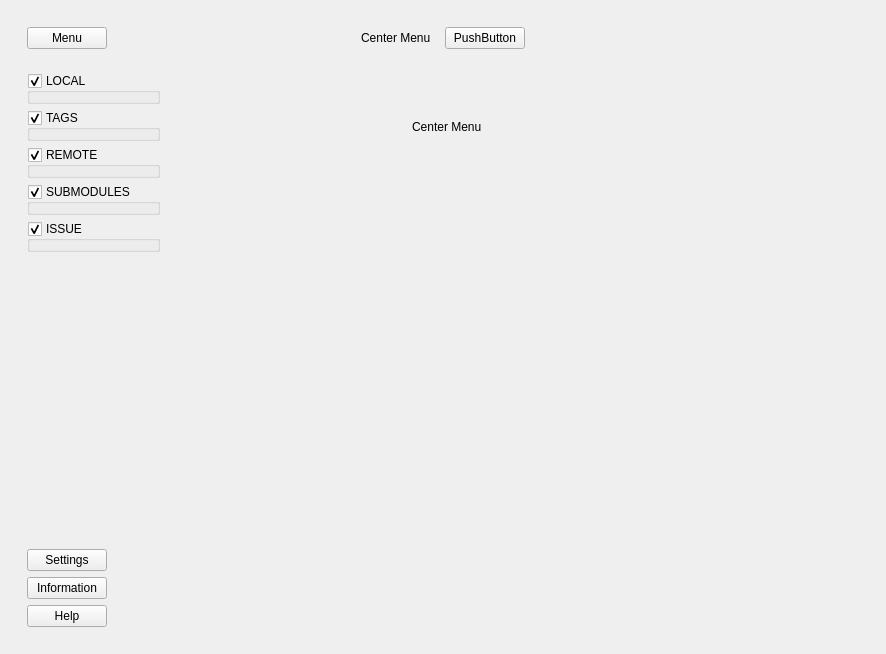
Qt form ui/untitled.ui (Sparrowium/Git-Client) before a commit.
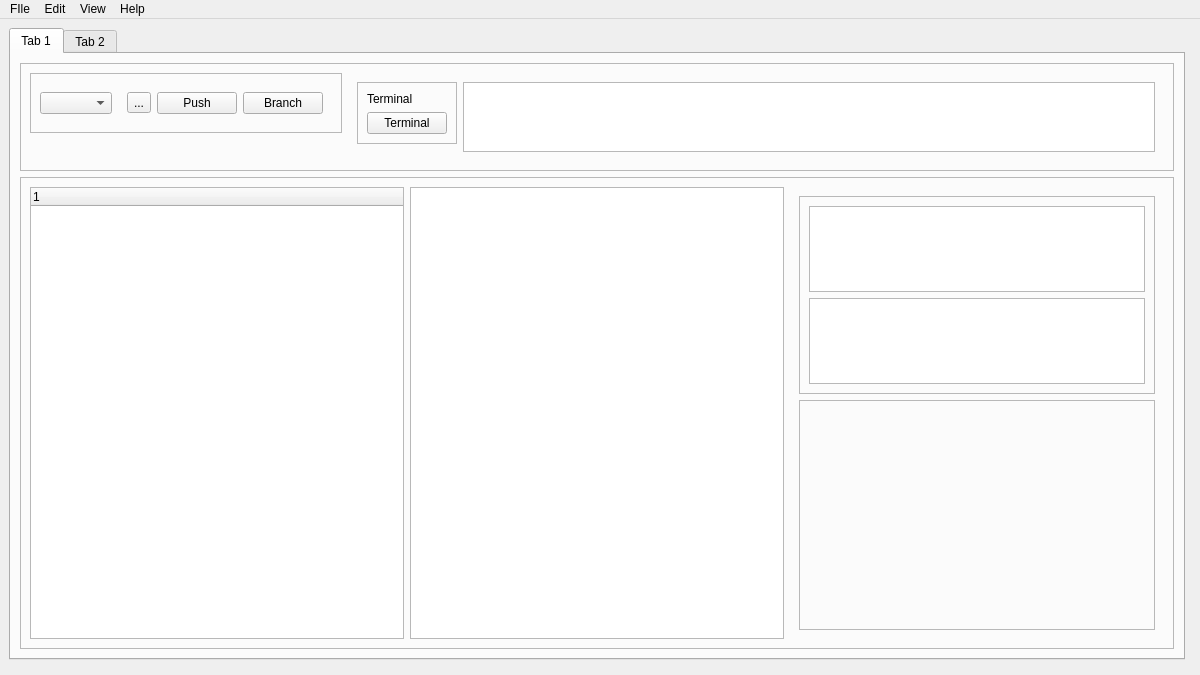
The same form after that commit.

Commit message: Rebuilding the layout to make it easier to visualize

```diff
--- a/ui/untitled.ui
+++ b/ui/untitled.ui
@@ -6,212 +6,301 @@
    <rect>
     <x>0</x>
     <y>0</y>
-    <width>886</width>
-    <height>654</height>
+    <width>1200</width>
+    <height>675</height>
    </rect>
   </property>
+  <property name="minimumSize">
+   <size>
+    <width>854</width>
+    <height>480</height>
+   </size>
+  </property>
   <property name="windowTitle">
    <string>MainWindow</string>
   </property>
   <widget class="QWidget" name="centralwidget">
    <layout class="QGridLayout" name="gridLayout">
-    <item row="0" column="1">
-     <widget class="QWidget" name="centerMenu" native="true">
-      <property name="maximumSize">
-       <size>
-        <width>200</width>
-        <height>16777215</height>
-       </size>
+    <item row="0" column="0">
+     <widget class="QTabWidget" name="tabWidget">
+      <property name="currentIndex">
+       <number>0</number>
       </property>
-      <layout class="QVBoxLayout" name="verticalLayout_5">
-       <item>
-        <widget class="QWidget" name="widget_3" native="true">
-         <layout class="QHBoxLayout" name="horizontalLayout">
-          <item>
-           <widget class="QLabel" name="label">
-            <property name="text">
-             <string>Center Menu</string>
-            </property>
-           </widget>
-          </item>
-          <item>
-           <widget class="QPushButton" name="pushButton_5">
-            <property name="text">
-             <string>PushButton</string>
-            </property>
-           </widget>
-          </item>
-         </layout>
-        </widget>
-       </item>
-       <item>
-        <widget class="QStackedWidget" name="stackedWidget">
-         <widget class="QWidget" name="page">
-          <widget class="QWidget" name="widget_5" native="true">
-           <property name="geometry">
-            <rect>
-             <x>40</x>
-             <y>140</y>
-             <width>120</width>
-             <height>80</height>
-            </rect>
-           </property>
-          </widget>
-          <widget class="QLabel" name="label_2">
-           <property name="geometry">
-            <rect>
-             <x>60</x>
-             <y>50</y>
-             <width>79</width>
-             <height>26</height>
-            </rect>
-           </property>
-           <property name="text">
-            <string>Center Menu</string>
-           </property>
-          </widget>
+      <widget class="QWidget" name="tab">
+       <attribute name="title">
+        <string>Tab 1</string>
+       </attribute>
+       <layout class="QVBoxLayout" name="verticalLayout">
+        <item alignment="Qt::AlignmentFlag::AlignTop">
+         <widget class="QFrame" name="frame">
+          <property name="frameShape">
+           <enum>QFrame::Shape::StyledPanel</enum>
+          </property>
+          <property name="frameShadow">
+           <enum>QFrame::Shadow::Raised</enum>
+          </property>
+          <layout class="QHBoxLayout" name="horizontalLayout_2">
+           <item alignment="Qt::AlignmentFlag::AlignTop">
+            <widget class="QFrame" name="frame_3">
+             <property name="frameShape">
+              <enum>QFrame::Shape::StyledPanel</enum>
+             </property>
+             <property name="frameShadow">
+              <enum>QFrame::Shadow::Raised</enum>
+             </property>
+             <layout class="QHBoxLayout" name="horizontalLayout_5">
+              <item>
+               <widget class="QComboBox" name="comboBox"/>
+              </item>
+              <item alignment="Qt::AlignmentFlag::AlignTop">
+               <widget class="QWidget" name="widget_2" native="true">
+                <layout class="QHBoxLayout" name="horizontalLayout_3">
+                 <item>
+                  <widget class="QToolButton" name="toolButton">
+                   <property name="text">
+                    <string>...</string>
+                   </property>
+                  </widget>
+                 </item>
+                 <item>
+                  <widget class="QPushButton" name="pushButton">
+                   <property name="text">
+                    <string>Push</string>
+                   </property>
+                  </widget>
+                 </item>
+                 <item>
+                  <widget class="QPushButton" name="pushButton_2">
+                   <property name="text">
+                    <string>Branch</string>
+                   </property>
+                  </widget>
+                 </item>
+                </layout>
+               </widget>
+              </item>
+             </layout>
+            </widget>
+           </item>
+           <item alignment="Qt::AlignmentFlag::AlignTop">
+            <widget class="QWidget" name="widget_3" native="true">
+             <layout class="QHBoxLayout" name="horizontalLayout_4">
+              <item alignment="Qt::AlignmentFlag::AlignLeft|Qt::AlignmentFlag::AlignTop">
+               <widget class="QFrame" name="frame_4">
+                <property name="frameShape">
+                 <enum>QFrame::Shape::StyledPanel</enum>
+                </property>
+                <property name="frameShadow">
+                 <enum>QFrame::Shadow::Raised</enum>
+                </property>
+                <layout class="QVBoxLayout" name="verticalLayout_2">
+                 <item>
+                  <widget class="QLabel" name="label">
+                   <property name="text">
+                    <string>Terminal</string>
+                   </property>
+                  </widget>
+                 </item>
+                 <item>
+                  <widget class="QPushButton" name="pushButton_3">
+                   <property name="text">
+                    <string>Terminal</string>
+                   </property>
+                  </widget>
+                 </item>
+                </layout>
+               </widget>
+              </item>
+              <item alignment="Qt::AlignmentFlag::AlignTop">
+               <widget class="QTextEdit" name="textEdit_2">
+                <property name="sizePolicy">
+                 <sizepolicy hsizetype="MinimumExpanding" vsizetype="Preferred">
+                  <horstretch>0</horstretch>
+                  <verstretch>0</verstretch>
+                 </sizepolicy>
+                </property>
+               </widget>
+              </item>
+             </layout>
+            </widget>
+           </item>
+          </layout>
          </widget>
-         <widget class="QWidget" name="page_2"/>
-        </widget>
-       </item>
-      </layout>
+        </item>
+        <item>
+         <widget class="QFrame" name="frame_2">
+          <property name="sizePolicy">
+           <sizepolicy hsizetype="Preferred" vsizetype="Expanding">
+            <horstretch>0</horstretch>
+            <verstretch>0</verstretch>
+           </sizepolicy>
+          </property>
+          <property name="frameShape">
+           <enum>QFrame::Shape::StyledPanel</enum>
+          </property>
+          <property name="frameShadow">
+           <enum>QFrame::Shadow::Raised</enum>
+          </property>
+          <layout class="QHBoxLayout" name="horizontalLayout">
+           <item>
+            <widget class="QTreeWidget" name="treeWidget">
+             <property name="enabled">
+              <bool>true</bool>
+             </property>
+             <property name="sizePolicy">
+              <sizepolicy hsizetype="Preferred" vsizetype="Preferred">
+               <horstretch>0</horstretch>
+               <verstretch>0</verstretch>
+              </sizepolicy>
+             </property>
+             <column>
+              <property name="text">
+               <string notr="true">1</string>
+              </property>
+             </column>
+            </widget>
+           </item>
+           <item>
+            <widget class="QGraphicsView" name="graphicsView">
+             <property name="sizePolicy">
+              <sizepolicy hsizetype="Preferred" vsizetype="Preferred">
+               <horstretch>0</horstretch>
+               <verstretch>0</verstretch>
+              </sizepolicy>
+             </property>
+            </widget>
+           </item>
+           <item>
+            <widget class="QWidget" name="widget_6" native="true">
+             <layout class="QVBoxLayout" name="verticalLayout_3">
+              <item>
+               <widget class="QFrame" name="frame_6">
+                <property name="frameShape">
+                 <enum>QFrame::Shape::StyledPanel</enum>
+                </property>
+                <property name="frameShadow">
+                 <enum>QFrame::Shadow::Raised</enum>
+                </property>
+                <layout class="QVBoxLayout" name="verticalLayout_4">
+                 <item>
+                  <widget class="QTextEdit" name="textEdit">
+                   <property name="sizePolicy">
+                    <sizepolicy hsizetype="Preferred" vsizetype="Expanding">
+                     <horstretch>0</horstretch>
+                     <verstretch>0</verstretch>
+                    </sizepolicy>
+                   </property>
+                  </widget>
+                 </item>
+                 <item>
+                  <widget class="QTextEdit" name="textEdit_3">
+                   <property name="sizePolicy">
+                    <sizepolicy hsizetype="Preferred" vsizetype="Expanding">
+                     <horstretch>0</horstretch>
+                     <verstretch>0</verstretch>
+                    </sizepolicy>
+                   </property>
+                  </widget>
+                 </item>
+                </layout>
+               </widget>
+              </item>
+              <item>
+               <widget class="QFrame" name="frame_5">
+                <property name="minimumSize">
+                 <size>
+                  <width>353</width>
+                  <height>230</height>
+                 </size>
+                </property>
+                <property name="frameShape">
+                 <enum>QFrame::Shape::StyledPanel</enum>
+                </property>
+                <property name="frameShadow">
+                 <enum>QFrame::Shadow::Raised</enum>
+                </property>
+               </widget>
+              </item>
+             </layout>
+            </widget>
+           </item>
+          </layout>
+         </widget>
+        </item>
+       </layout>
+      </widget>
+      <widget class="QWidget" name="tab_2">
+       <property name="autoFillBackground">
+        <bool>false</bool>
+       </property>
+       <attribute name="title">
+        <string>Tab 2</string>
+       </attribute>
+      </widget>
      </widget>
     </item>
-    <item row="0" column="0" alignment="Qt::AlignmentFlag::AlignLeft">
-     <widget class="QWidget" name="leftMenu" native="true">
-      <layout class="QVBoxLayout" name="verticalLayout">
-       <item alignment="Qt::AlignmentFlag::AlignLeft|Qt::AlignmentFlag::AlignTop">
-        <widget class="QWidget" name="widget_4" native="true">
-         <layout class="QVBoxLayout" name="verticalLayout_4">
-          <item>
-           <widget class="QPushButton" name="pushButton">
-            <property name="text">
-             <string>Menu</string>
-            </property>
-           </widget>
-          </item>
-         </layout>
-        </widget>
-       </item>
-       <item alignment="Qt::AlignmentFlag::AlignLeft|Qt::AlignmentFlag::AlignVCenter">
-        <widget class="QWidget" name="widget" native="true">
-         <layout class="QVBoxLayout" name="verticalLayout_2">
-          <item>
-           <widget class="QGroupBox" name="localBox">
-            <property name="title">
-             <string>LOCAL</string>
-            </property>
-            <property name="flat">
-             <bool>false</bool>
-            </property>
-            <property name="checkable">
-             <bool>true</bool>
-            </property>
-           </widget>
-          </item>
-          <item>
-           <widget class="QGroupBox" name="tagsBox">
-            <property name="title">
-             <string>TAGS</string>
-            </property>
-            <property name="flat">
-             <bool>false</bool>
-            </property>
-            <property name="checkable">
-             <bool>true</bool>
-            </property>
-           </widget>
-          </item>
-          <item>
-           <widget class="QGroupBox" name="remoteBox">
-            <property name="title">
-             <string>REMOTE</string>
-            </property>
-            <property name="flat">
-             <bool>false</bool>
-            </property>
-            <property name="checkable">
-             <bool>true</bool>
-            </property>
-           </widget>
-          </item>
-          <item>
-           <widget class="QGroupBox" name="submodulesBox">
-            <property name="title">
-             <string>SUBMODULES</string>
-            </property>
-            <property name="flat">
-             <bool>false</bool>
-            </property>
-            <property name="checkable">
-             <bool>true</bool>
-            </property>
-           </widget>
-          </item>
-          <item>
-           <widget class="QGroupBox" name="issueBox">
-            <property name="title">
-             <string>ISSUE</string>
-            </property>
-            <property name="flat">
-             <bool>true</bool>
-            </property>
-            <property name="checkable">
-             <bool>true</bool>
-            </property>
-           </widget>
-          </item>
-         </layout>
-        </widget>
-       </item>
-       <item>
-        <spacer name="verticalSpacer">
-         <property name="orientation">
-          <enum>Qt::Orientation::Vertical</enum>
-         </property>
-         <property name="sizeHint" stdset="0">
-          <size>
-           <width>20</width>
-           <height>40</height>
-          </size>
-         </property>
-        </spacer>
-       </item>
-       <item alignment="Qt::AlignmentFlag::AlignLeft|Qt::AlignmentFlag::AlignBottom">
-        <widget class="QWidget" name="widget_2" native="true">
-         <layout class="QVBoxLayout" name="verticalLayout_3">
-          <item>
-           <widget class="QPushButton" name="pushButton_2">
-            <property name="text">
-             <string>Settings</string>
-            </property>
-           </widget>
-          </item>
-          <item>
-           <widget class="QPushButton" name="pushButton_3">
-            <property name="text">
-             <string>Information</string>
-            </property>
-           </widget>
-          </item>
-          <item>
-           <widget class="QPushButton" name="pushButton_4">
-            <property name="text">
-             <string>Help</string>
-            </property>
-           </widget>
-          </item>
-         </layout>
-        </widget>
-       </item>
-      </layout>
-     </widget>
-    </item>
-    <item row="0" column="2">
+    <item row="1" column="2">
      <widget class="QWidget" name="mainBody" native="true"/>
     </item>
    </layout>
   </widget>
+  <widget class="QMenuBar" name="menuBar">
+   <property name="geometry">
+    <rect>
+     <x>0</x>
+     <y>0</y>
+     <width>1200</width>
+     <height>23</height>
+    </rect>
+   </property>
+   <widget class="QMenu" name="menuFile">
+    <property name="title">
+     <string>FIle</string>
+    </property>
+    <addaction name="actionOpen_FIle"/>
+    <addaction name="actionOpen_Folder"/>
+    <addaction name="actionRecent"/>
+   </widget>
+   <widget class="QMenu" name="menuEdit">
+    <property name="title">
+     <string>Edit</string>
+    </property>
+   </widget>
+   <widget class="QMenu" name="menuView">
+    <property name="title">
+     <string>View</string>
+    </property>
+   </widget>
+   <widget class="QMenu" name="menuHelp">
+    <property name="title">
+     <string>Help</string>
+    </property>
+   </widget>
+   <addaction name="menuFile"/>
+   <addaction name="menuEdit"/>
+   <addaction name="menuView"/>
+   <addaction name="menuHelp"/>
+  </widget>
+  <action name="actionOpen_FIle">
+   <property name="text">
+    <string>Open File</string>
+   </property>
+  </action>
+  <action name="actionOpen_Folder">
+   <property name="text">
+    <string>Open Folder</string>
+   </property>
+  </action>
+  <action name="actionRecent">
+   <property name="text">
+    <string>Recent</string>
+   </property>
+  </action>
+  <action name="actionSave">
+   <property name="text">
+    <string>Save</string>
+   </property>
+  </action>
  </widget>
  <resources/>
  <connections/>
```
The commit also changes 1 other file.
